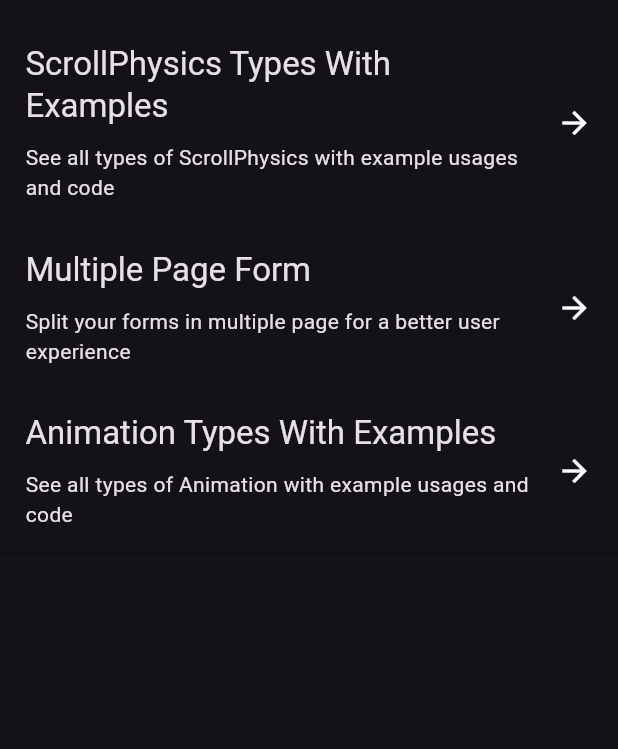
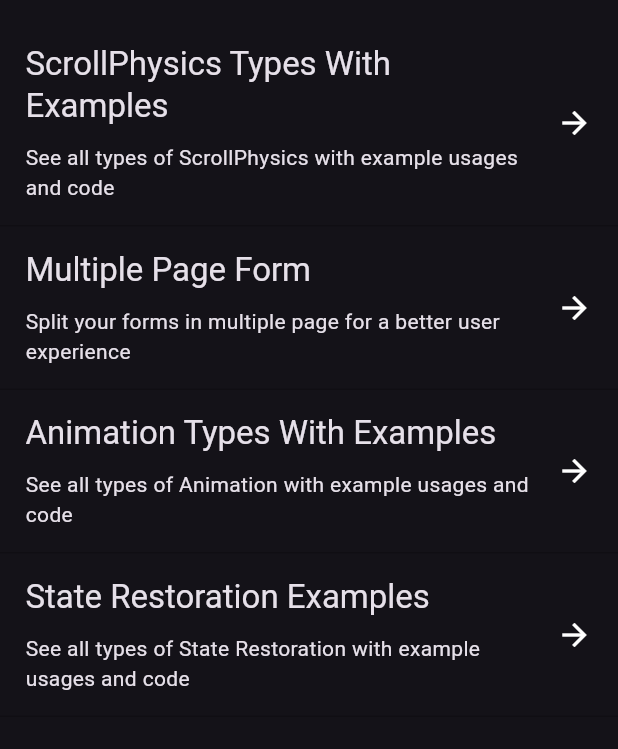
Before and after one commit to Mohamed-Elrayes/flutter_lab, a Flutter app: the screen it shows after launch, on a phone screen of 412 x 824 dp, the part 63-812 px from its top. Run offline on Flutter 3.47's test engine with Material 3 defaults, Android fonts, the phone set to English and light mode, and no system bars.

Commit message:
State Restoration

```diff
--- a/lib/core/data/app_data.dart
+++ b/lib/core/data/app_data.dart
@@ -5,6 +5,7 @@ import 'package:flutter_lab/experiments/animations/main_animations_screen.dart';
 import 'package:flutter_lab/experiments/multiple-page-form/multiple_page_form_screen.dart';
 import 'package:flutter_lab/experiments/scroll-physics/pages/always_scrollable_scroll_physics_ex.dart';
 import 'package:flutter_lab/experiments/scroll-physics/scroll_physics_screen.dart';
+import 'package:flutter_lab/experiments/state_restoration/state_restoration_screen.dart';
 
 class AppData {
   static List<Experiment> appExperiments = [
@@ -23,6 +24,11 @@ class AppData {
       description: 'See all types of Animation with example usages and code',
       tutorialPageRoute: MainAnimationScreen.routeName,
     ),
+    const Experiment(
+      title: 'State Restoration Examples',
+      description: 'See all types of State Restoration with example usages and code',
+      tutorialPageRoute: StateRestorationScreen.routeName,
+    ),
   ];
 
   static List<SubScreenData> scrollPhysicsTypes = [
--- a/lib/core/home/componnents/tutorial_list_item.dart
+++ b/lib/core/home/componnents/tutorial_list_item.dart
@@ -11,7 +11,7 @@ class ExperimentListItem extends StatelessWidget {
     return InkWell(
       onTap: experiment.tutorialPageRoute == null
           ? null
-          : () => Navigator.of(context).pushNamed(experiment.tutorialPageRoute!),
+          : () => Navigator.of(context).restorablePushNamed(experiment.tutorialPageRoute!),
       child: Container(
         padding: const EdgeInsets.symmetric(horizontal: 17, vertical: 15),
         decoration: BoxDecoration(
--- a/lib/main.dart
+++ b/lib/main.dart
@@ -5,6 +5,7 @@ import 'package:flutter_lab/experiments/animations/main_animations_screen.dart';
 import 'package:flutter_lab/experiments/multiple-page-form/multiple_page_form_screen.dart';
 import 'package:flutter_lab/experiments/scroll-physics/pages/always_scrollable_scroll_physics_ex.dart';
 import 'package:flutter_lab/experiments/scroll-physics/scroll_physics_screen.dart';
+import 'package:flutter_lab/experiments/state_restoration/state_restoration_screen.dart';
 
 void main() => runApp(const MyApp());
 
@@ -15,6 +16,7 @@ class MyApp extends StatelessWidget {
   Widget build(BuildContext context) {
     return MaterialApp(
       debugShowCheckedModeBanner: false,
+      restorationScopeId: 'root',
       title: 'Flutter Experiments',
       themeMode: ThemeMode.dark,
       theme: ThemeData.dark(),
@@ -25,6 +27,7 @@ class MyApp extends StatelessWidget {
         MultiplePageFormScreen.routeName: (context) => const MultiplePageFormScreen(),
         MainAnimationScreen.routeName: (context) => const MainAnimationScreen(),
         ImplicitAnimationScreen.routeName: (context) => const ImplicitAnimationScreen(),
+        StateRestorationScreen.routeName: (context) => const StateRestorationScreen(),
       },
       home: const HomePage(),
     );
```
Also changed, not shown: lib/experiments/state_restoration/state_restoration_screen.dart (added, +111 -0 lines).
